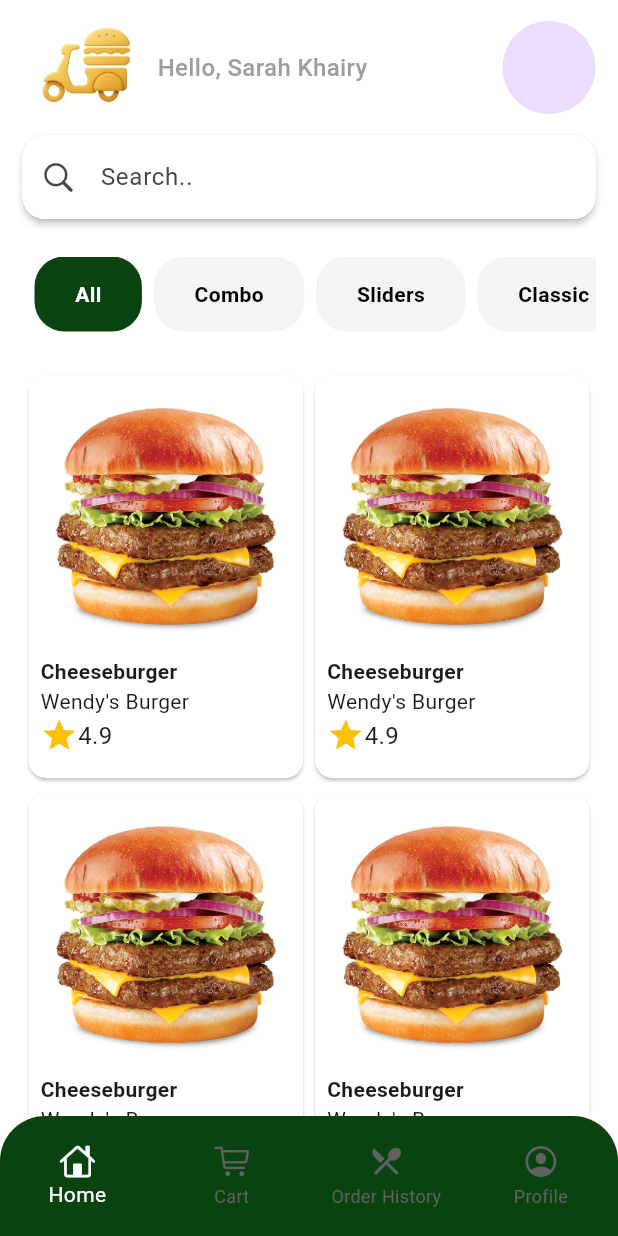
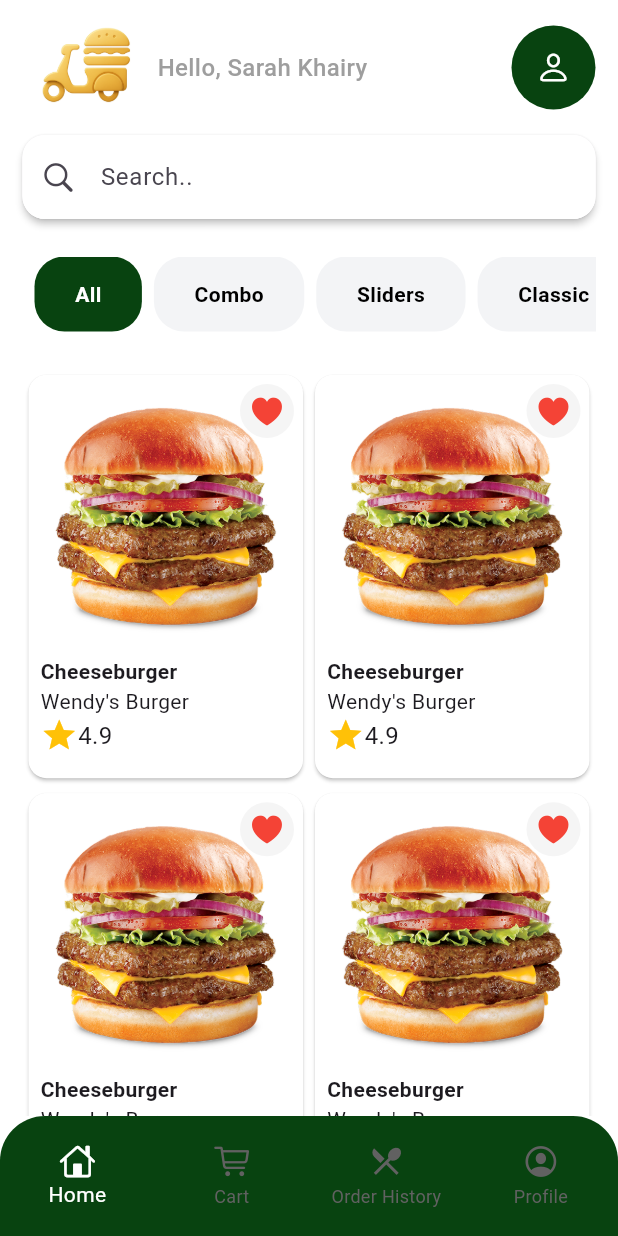
Before and after one commit to Sarakhairy/food_delivery_app, a Flutter app: the screen it shows after launch, on a phone screen of 412 x 824 dp. Run offline on Flutter 3.47's test engine with Material 3 defaults, Android fonts, the phone set to English and light mode, and no system bars.

Commit message:
refactor code

```diff
--- a/lib/features/home/presentation/pages/home_page.dart
+++ b/lib/features/home/presentation/pages/home_page.dart
@@ -3,6 +3,7 @@ import 'package:food_delivery_app/features/home/presentation/widgets/card_item.d
 import 'package:food_delivery_app/features/home/presentation/widgets/categories_widget.dart';
 import 'package:food_delivery_app/features/home/presentation/widgets/search_widget.dart';
 import 'package:food_delivery_app/features/home/presentation/widgets/user_header.dart';
+import 'package:food_delivery_app/features/product/presentation/pages/product_details_page.dart';
 
 class HomePage extends StatefulWidget {
   const HomePage({super.key});
@@ -48,11 +49,22 @@ class _HomePageState extends State<HomePage> {
                     context,
                     index,
                   ) {
-                    return CardItem(
-                      image: "assets/images/test.png",
-                      name: "Cheeseburger",
-                      desc: "Wendy's Burger",
-                      rate: "4.9",
+                    return GestureDetector(
+                      onTap: () {
+                        Navigator.of(context).push(
+                          MaterialPageRoute(
+                            builder: (context) {
+                              return ProductDetailsPage();
+                            },
+                          ),
+                        );
+                      },
+                      child: CardItem(
+                        image: "assets/images/test.png",
+                        name: "Cheeseburger",
+                        desc: "Wendy's Burger",
+                        rate: "4.9",
+                      ),
                     );
                   }),
                   gridDelegate: SliverGridDelegateWithFixedCrossAxisCount(
--- a/lib/features/home/presentation/widgets/card_item.dart
+++ b/lib/features/home/presentation/widgets/card_item.dart
@@ -1,3 +1,4 @@
+import 'package:flutter/cupertino.dart';
 import 'package:flutter/material.dart';
 import 'package:food_delivery_app/shared/custom_text.dart';
 
@@ -6,11 +7,19 @@ class CardItem extends StatelessWidget {
   final String name;
   final String desc;
   final String rate;
-  const CardItem({super.key, required this.image, required this.name, required this.desc, required this.rate});
+  const CardItem({
+    super.key,
+    required this.image,
+    required this.name,
+    required this.desc,
+    required this.rate,
+  });
 
   @override
   Widget build(BuildContext context) {
-    return Card(
+    return Stack(
+      children: [
+        Card(
       color: Colors.white,
       child: Padding(
         padding: const EdgeInsets.all(8.0),
@@ -32,6 +41,16 @@ class CardItem extends StatelessWidget {
           ],
         ),
       ),
+    ),
+    Positioned(
+      right: 10,
+      top: 10,
+      child: CircleAvatar(
+        backgroundColor: Colors.grey.shade100,
+        radius: 18,
+        child: Icon(CupertinoIcons.heart_fill,color: Colors.red,)),
+    )
+      ],
     );
   }
 }
--- a/lib/features/home/presentation/widgets/user_header.dart
+++ b/lib/features/home/presentation/widgets/user_header.dart
@@ -1,4 +1,6 @@
+import 'package:flutter/cupertino.dart';
 import 'package:flutter/material.dart';
+import 'package:food_delivery_app/core/constants/app_colors.dart';
 import 'package:food_delivery_app/shared/custom_text.dart';
 
 class UserHeader extends StatelessWidget {
@@ -20,7 +22,11 @@ class UserHeader extends StatelessWidget {
           ],
         ),
         Spacer(),
-                            CircleAvatar(radius: 31),
+        CircleAvatar(
+          radius: 28,
+          backgroundColor: AppColors.primaryColor,
+          child: Icon(CupertinoIcons.person, color: Colors.white),
+        ),
       ],
     );
   }
--- /dev/null
+++ b/lib/features/product/presentation/pages/product_details_page.dart
@@ -0,0 +1,10 @@
+import 'package:flutter/cupertino.dart';
+
+class ProductDetailsPage extends StatelessWidget {
+  const ProductDetailsPage({super.key});
+
+  @override
+  Widget build(BuildContext context) {
+    return const Placeholder();
+  }
+}
```
Lines whose indentation alone changed are shown as unchanged.
